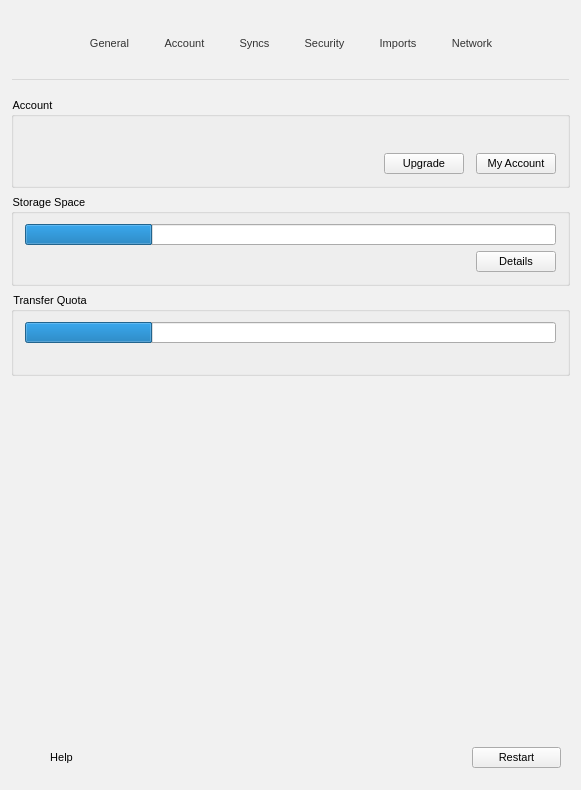
The window that src/MEGASync/gui/win/SettingsDialog.ui (meganz/MEGAsync) describes before a commit, drawn with Qt 5.
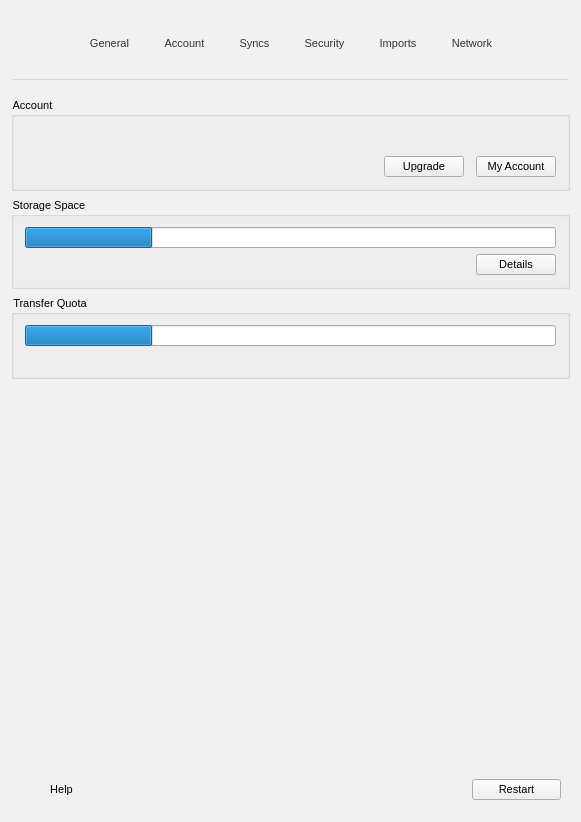
The same window after the commit. Icons and pictures are not drawn. Custom widgets are drawn as their Qt base class.

Commit message: Settings dialog: Account tab: polish (margins + font size and weight)

Diff of the .ui file:
```diff
--- a/src/MEGASync/gui/win/SettingsDialog.ui
+++ b/src/MEGASync/gui/win/SettingsDialog.ui
@@ -10,7 +10,7 @@
     <x>0</x>
     <y>0</y>
     <width>581</width>
-    <height>790</height>
+    <height>822</height>
    </rect>
   </property>
   <property name="contextMenuPolicy">
@@ -1192,7 +1192,8 @@
                <property name="styleSheet">
                 <string notr="true">QLabel
 {
-font-weight: bold;
+	font-size: 14px;
+    font-weight: 500;
 }</string>
                </property>
                <property name="indent">
@@ -1250,7 +1251,8 @@
                <property name="styleSheet">
                 <string notr="true">QLabel
 {
-font-weight: bold;
+	font-size: 14px;
+    font-weight: 500;
 }</string>
                </property>
               </widget>
```
Left out of the diff: 2 changed lines with no effect on the pictures. The commit also changes 1 other file.
